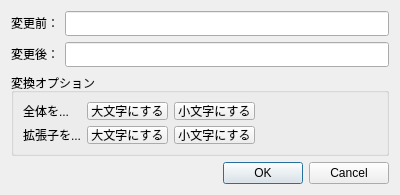
Before: the Qt Designer form renamesingledialog.ui in miyabi-satoh/Gefu, drawn with Qt 5.
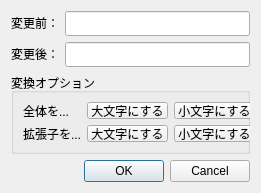
After: the same form once the commit is applied.

What changed in the file:
```diff
--- a/renamesingledialog.ui
+++ b/renamesingledialog.ui
@@ -9,8 +9,8 @@
    <rect>
     <x>0</x>
     <y>0</y>
-    <width>400</width>
-    <height>195</height>
+    <width>261</width>
+    <height>193</height>
    </rect>
   </property>
   <property name="sizePolicy">
```
